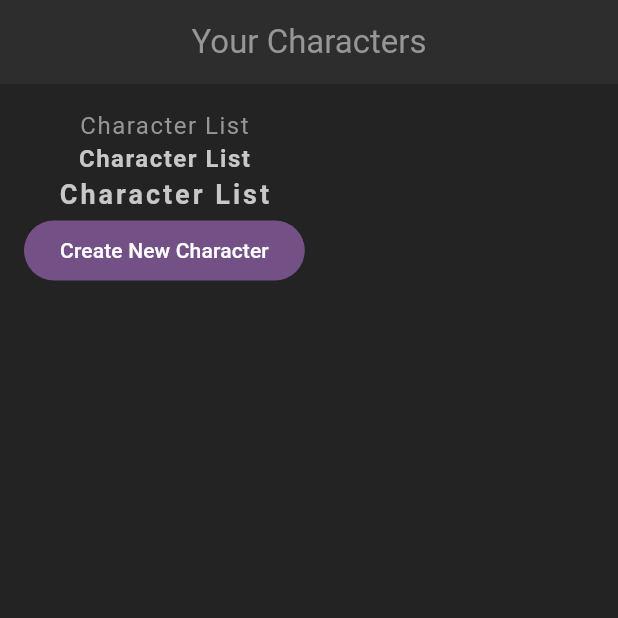
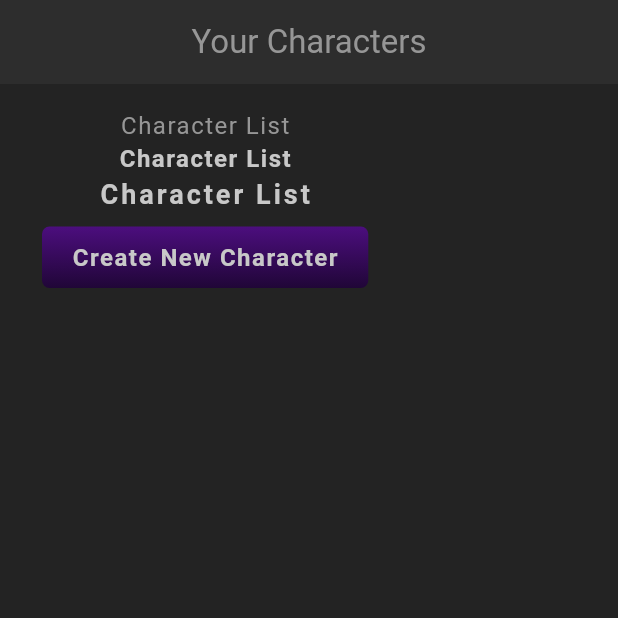
Before and after one commit to jono-rams/chacter_app, a Flutter app: the screen it shows after launch, on a phone screen of 412 x 824 dp, the top half of it. Run offline on Flutter 3.47's test engine with Material 3 defaults, Android fonts, the phone set to English and light mode, and no system bars; our stand-ins replace google_fonts; Roboto replaces fonts that are missing (Kanit).

Commit message:
Added button styling

```diff
--- a/lib/screens/home/home.dart
+++ b/lib/screens/home/home.dart
@@ -1,3 +1,4 @@
+import 'package:chacter_app/shared/styled_button.dart';
 import 'package:flutter/material.dart';
 import 'package:chacter_app/shared/styled_text.dart';
 
@@ -22,9 +23,9 @@ class _HomeState extends State<Home> {
             const StyledText(text: 'Character List'),
             const StyledHeadline(text: 'Character List'),
             const StyledTitle(text: 'Character List'),
-            FilledButton(
+            StyledButton(
               onPressed: () {},
-              child: const Text('Create New Character')),
+              child: const StyledHeadline(text: 'Create New Character')),
           ],
         ),
       ),
--- /dev/null
+++ b/lib/shared/styled_button.dart
@@ -0,0 +1,35 @@
+import 'package:flutter/material.dart';
+import 'package:chacter_app/theme.dart';
+
+class StyledButton extends StatelessWidget {
+  const StyledButton({
+    super.key,
+    required this.onPressed,
+    required this.child,
+  });
+
+  final Function() onPressed;
+  final Widget child;
+
+  @override
+  Widget build(BuildContext context) {
+    return TextButton(
+      onPressed: onPressed,
+      child: Container(
+        padding: const EdgeInsets.symmetric(vertical: 10.0, horizontal: 20.0),
+        decoration: const BoxDecoration(
+          gradient: LinearGradient(
+            colors: [
+              AppColors.primaryColor,
+              AppColors.primaryAccent,
+            ],
+            begin: Alignment.topCenter,
+            end: Alignment.bottomCenter,
+          ),
+          borderRadius: const BorderRadius.all(Radius.circular(5.0)),
+        ),
+        child: child,
+      ),
+    );
+  }
+}
--- a/lib/theme.dart
+++ b/lib/theme.dart
@@ -1,8 +1,8 @@
 import 'package:flutter/material.dart';
 
 class AppColors {
-  static const Color primaryColor = Color.fromRGBO(56, 24, 76, 1);
-  static const Color primaryAccent = Color.fromRGBO(56, 14, 126, 1);
+  static const Color primaryColor = Color.fromRGBO(76, 14, 126, 1);
+  static const Color primaryAccent = Color.fromRGBO(32, 6, 55, 1);
   static const Color secondaryColor = Color.fromRGBO(45, 45, 45, 1);
   static const Color secondaryAccent = Color.fromRGBO(35, 35, 35, 1);
   static const Color titleColor = Color.fromRGBO(200, 200, 200, 1);
```
